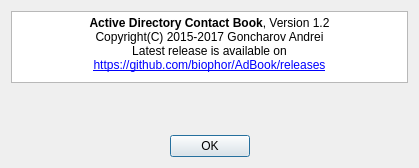
This is QtAdBook/AboutDlg.ui in biophor/AdBook as Qt 5 draws it before an edit. The edited form follows.
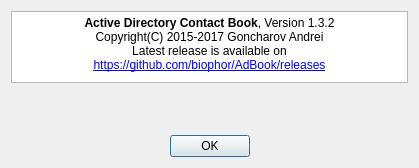
This is the edited form.

What changed in the file:
```diff
--- a/QtAdBook/AboutDlg.ui
+++ b/QtAdBook/AboutDlg.ui
@@ -30,7 +30,7 @@
 &lt;html&gt;&lt;head&gt;&lt;meta name=&quot;qrichtext&quot; content=&quot;1&quot; /&gt;&lt;style type=&quot;text/css&quot;&gt;
 p, li { white-space: pre-wrap; }
 &lt;/style&gt;&lt;/head&gt;&lt;body style=&quot; font-family:'MS Shell Dlg 2'; font-size:7.8pt; font-weight:400; font-style:normal;&quot;&gt;
-&lt;p align=&quot;center&quot; style=&quot; margin-top:0px; margin-bottom:0px; margin-left:0px; margin-right:0px; -qt-block-indent:0; text-indent:0px;&quot;&gt;&lt;span style=&quot; font-size:9pt; font-weight:600;&quot;&gt;Active Directory Contact Book&lt;/span&gt;&lt;span style=&quot; font-size:9pt;&quot;&gt;, Version 1.2&lt;/span&gt;&lt;/p&gt;
+&lt;p align=&quot;center&quot; style=&quot; margin-top:0px; margin-bottom:0px; margin-left:0px; margin-right:0px; -qt-block-indent:0; text-indent:0px;&quot;&gt;&lt;span style=&quot; font-size:9pt; font-weight:600;&quot;&gt;Active Directory Contact Book&lt;/span&gt;&lt;span style=&quot; font-size:9pt;&quot;&gt;, Version 1.3.2&lt;/span&gt;&lt;/p&gt;
 &lt;p align=&quot;center&quot; style=&quot; margin-top:0px; margin-bottom:0px; margin-left:0px; margin-right:0px; -qt-block-indent:0; text-indent:0px;&quot;&gt;&lt;span style=&quot; font-size:9pt;&quot;&gt;Copyright(C) 2015-2017 Goncharov Andrei&lt;/span&gt;&lt;/p&gt;
 &lt;p align=&quot;center&quot; style=&quot; margin-top:0px; margin-bottom:0px; margin-left:0px; margin-right:0px; -qt-block-indent:0; text-indent:0px;&quot;&gt;&lt;span style=&quot; font-size:9pt;&quot;&gt;Latest release is available on&lt;/span&gt;&lt;/p&gt;
 &lt;p align=&quot;center&quot; style=&quot; margin-top:0px; margin-bottom:0px; margin-left:0px; margin-right:0px; -qt-block-indent:0; text-indent:0px;&quot;&gt;&lt;a href=&quot;https://github.com/biophor/AdBook/releases&quot;&gt;&lt;span style=&quot; font-size:9pt; text-decoration: underline; color:#0000ff;&quot;&gt;https://github.com/biophor/AdBook/releases&lt;/span&gt;&lt;/a&gt;&lt;/p&gt;&lt;/body&gt;&lt;/html&gt;</string>
```
